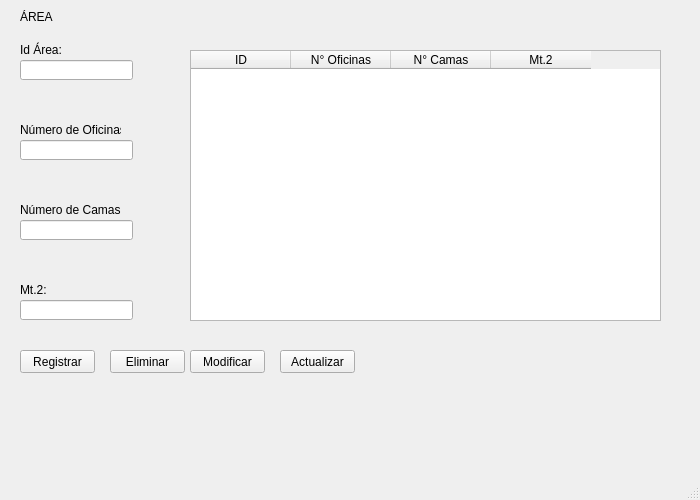
Before: the Qt Designer form UI/ventanaArea.ui in KevinValdezVargas/special-telegram, drawn with Qt 5.
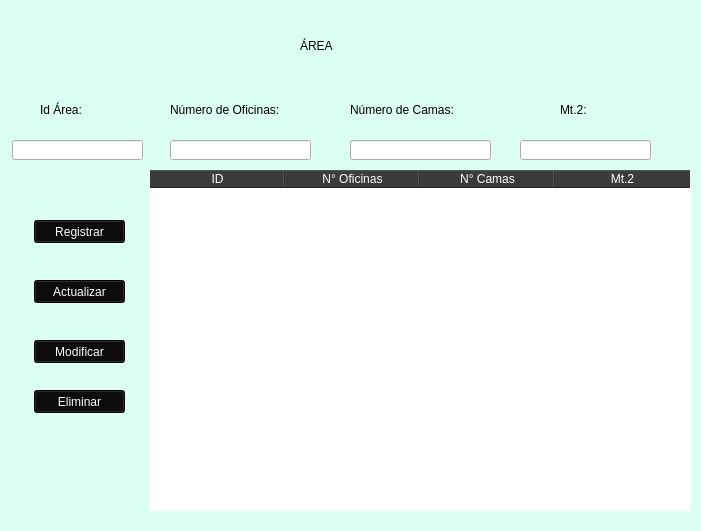
After: the same form once the commit is applied. Icons and pictures are not drawn.

```diff
--- a/UI/ventanaArea.ui
+++ b/UI/ventanaArea.ui
@@ -6,10 +6,34 @@
    <rect>
     <x>0</x>
     <y>0</y>
-    <width>700</width>
-    <height>500</height>
+    <width>701</width>
+    <height>531</height>
    </rect>
   </property>
+  <property name="minimumSize">
+   <size>
+    <width>701</width>
+    <height>531</height>
+   </size>
+  </property>
+  <property name="maximumSize">
+   <size>
+    <width>701</width>
+    <height>531</height>
+   </size>
+  </property>
+  <property name="sizeIncrement">
+   <size>
+    <width>701</width>
+    <height>531</height>
+   </size>
+  </property>
+  <property name="baseSize">
+   <size>
+    <width>701</width>
+    <height>531</height>
+   </size>
+  </property>
   <property name="windowTitle">
    <string>MainWindow</string>
   </property>
@@ -17,12 +41,15 @@
    <widget class="QLabel" name="label_2">
     <property name="geometry">
      <rect>
-      <x>20</x>
-      <y>120</y>
-      <width>101</width>
+      <x>170</x>
+      <y>100</y>
+      <width>151</width>
       <height>20</height>
      </rect>
     </property>
+    <property name="styleSheet">
+     <string notr="true">font: 75 12pt &quot;MS Shell Dlg 2&quot;;</string>
+    </property>
     <property name="text">
      <string>Número de Oficinas:</string>
     </property>
@@ -30,12 +57,15 @@
    <widget class="QLabel" name="label_3">
     <property name="geometry">
      <rect>
-      <x>20</x>
-      <y>200</y>
-      <width>101</width>
+      <x>350</x>
+      <y>100</y>
+      <width>141</width>
       <height>20</height>
      </rect>
     </property>
+    <property name="styleSheet">
+     <string notr="true">font: 75 12pt &quot;MS Shell Dlg 2&quot;;</string>
+    </property>
     <property name="text">
      <string>Número de Camas:</string>
     </property>
@@ -43,12 +73,15 @@
    <widget class="QLabel" name="label_4">
     <property name="geometry">
      <rect>
-      <x>20</x>
-      <y>280</y>
-      <width>101</width>
+      <x>560</x>
+      <y>100</y>
+      <width>51</width>
       <height>20</height>
      </rect>
     </property>
+    <property name="styleSheet">
+     <string notr="true">font: 75 12pt &quot;MS Shell Dlg 2&quot;;</string>
+    </property>
     <property name="text">
      <string>Mt.2:</string>
     </property>
@@ -56,12 +89,15 @@
    <widget class="QLabel" name="label_5">
     <property name="geometry">
      <rect>
-      <x>20</x>
-      <y>40</y>
-      <width>101</width>
+      <x>40</x>
+      <y>100</y>
+      <width>71</width>
       <height>20</height>
      </rect>
     </property>
+    <property name="styleSheet">
+     <string notr="true">font: 75 12pt &quot;MS Shell Dlg 2&quot;;</string>
+    </property>
     <property name="text">
      <string>Id Área:</string>
     </property>
@@ -69,9 +105,9 @@
    <widget class="QLineEdit" name="txtId">
     <property name="geometry">
      <rect>
-      <x>20</x>
-      <y>60</y>
-      <width>113</width>
+      <x>12</x>
+      <y>140</y>
+      <width>131</width>
       <height>20</height>
      </rect>
     </property>
@@ -79,9 +115,9 @@
    <widget class="QLineEdit" name="txtNumeroOficinas">
     <property name="geometry">
      <rect>
-      <x>20</x>
+      <x>170</x>
       <y>140</y>
-      <width>113</width>
+      <width>141</width>
       <height>20</height>
      </rect>
     </property>
@@ -89,9 +125,9 @@
    <widget class="QLineEdit" name="txtNumeroCamas">
     <property name="geometry">
      <rect>
-      <x>20</x>
-      <y>220</y>
-      <width>113</width>
+      <x>350</x>
+      <y>140</y>
+      <width>141</width>
       <height>20</height>
      </rect>
     </property>
@@ -99,9 +135,9 @@
    <widget class="QLineEdit" name="txtMt2">
     <property name="geometry">
      <rect>
-      <x>20</x>
-      <y>300</y>
-      <width>113</width>
+      <x>520</x>
+      <y>140</y>
+      <width>131</width>
       <height>20</height>
      </rect>
     </property>
@@ -109,12 +145,27 @@
    <widget class="QTableWidget" name="tblAreas">
     <property name="geometry">
      <rect>
-      <x>190</x>
-      <y>50</y>
-      <width>471</width>
-      <height>271</height>
+      <x>150</x>
+      <y>170</y>
+      <width>541</width>
+      <height>341</height>
      </rect>
     </property>
+    <property name="styleSheet">
+     <string notr="true">QTableWidget{
+
+color: white;
+border:none;
+	font: 11pt &quot;MS Shell Dlg 2&quot;;
+}
+QHeaderView::section{
+background-color: #303030;
+color: white;
+}</string>
+    </property>
+    <attribute name="horizontalHeaderDefaultSectionSize">
+     <number>135</number>
+    </attribute>
     <column>
      <property name="text">
       <string>ID</string>
@@ -139,12 +190,17 @@
    <widget class="QPushButton" name="btnRegistrar">
     <property name="geometry">
      <rect>
-      <x>20</x>
-      <y>350</y>
-      <width>75</width>
+      <x>34</x>
+      <y>220</y>
+      <width>91</width>
       <height>23</height>
      </rect>
     </property>
+    <property name="styleSheet">
+     <string notr="true">font: 75 12pt &quot;MS Shell Dlg 2&quot;;
+background-color: rgb(9, 9, 9);
+color: rgb(253, 253, 253);</string>
+    </property>
     <property name="text">
      <string>Registrar</string>
     </property>
@@ -152,12 +208,17 @@
    <widget class="QPushButton" name="btnEliminar">
     <property name="geometry">
      <rect>
-      <x>110</x>
-      <y>350</y>
-      <width>75</width>
+      <x>34</x>
+      <y>390</y>
+      <width>91</width>
       <height>23</height>
      </rect>
     </property>
+    <property name="styleSheet">
+     <string notr="true">font: 75 12pt &quot;MS Shell Dlg 2&quot;;
+background-color: rgb(9, 9, 9);
+color: rgb(253, 253, 253);</string>
+    </property>
     <property name="text">
      <string>Eliminar</string>
     </property>
@@ -165,12 +226,17 @@
    <widget class="QPushButton" name="btnModificar">
     <property name="geometry">
      <rect>
-      <x>190</x>
-      <y>350</y>
-      <width>75</width>
+      <x>34</x>
+      <y>340</y>
+      <width>91</width>
       <height>23</height>
      </rect>
     </property>
+    <property name="styleSheet">
+     <string notr="true">font: 75 12pt &quot;MS Shell Dlg 2&quot;;
+background-color: rgb(9, 9, 9);
+color: rgb(253, 253, 253);</string>
+    </property>
     <property name="text">
      <string>Modificar</string>
     </property>
@@ -178,12 +244,17 @@
    <widget class="QPushButton" name="btnActualizar">
     <property name="geometry">
      <rect>
-      <x>280</x>
-      <y>350</y>
-      <width>75</width>
+      <x>34</x>
+      <y>280</y>
+      <width>91</width>
       <height>23</height>
      </rect>
     </property>
+    <property name="styleSheet">
+     <string notr="true">font: 75 12pt &quot;MS Shell Dlg 2&quot;;
+background-color: rgb(9, 9, 9);
+color: rgb(253, 253, 253);</string>
+    </property>
     <property name="text">
      <string>Actualizar</string>
     </property>
@@ -191,28 +262,71 @@
    <widget class="QLabel" name="label">
     <property name="geometry">
      <rect>
-      <x>20</x>
-      <y>10</y>
-      <width>47</width>
-      <height>13</height>
+      <x>300</x>
+      <y>20</y>
+      <width>121</width>
+      <height>51</height>
      </rect>
     </property>
+    <property name="styleSheet">
+     <string notr="true">font: 75 28pt &quot;MS Shell Dlg 2&quot;;</string>
+    </property>
     <property name="text">
      <string>ÁREA</string>
     </property>
    </widget>
+   <widget class="QLabel" name="label_6">
+    <property name="geometry">
+     <rect>
+      <x>0</x>
+      <y>0</y>
+      <width>741</width>
+      <height>541</height>
+     </rect>
+    </property>
+    <property name="styleSheet">
+     <string notr="true">background-color: rgb(220, 255, 243);</string>
+    </property>
+    <property name="text">
+     <string/>
+    </property>
+   </widget>
+   <widget class="QLabel" name="label_7">
+    <property name="geometry">
+     <rect>
+      <x>560</x>
+      <y>20</y>
+      <width>121</width>
+      <height>61</height>
+     </rect>
+    </property>
+    <property name="text">
+     <string/>
+    </property>
+    <property name="pixmap">
+     <pixmap>../View/icon/cuidado-de-la-salud.png</pixmap>
+    </property>
+    <property name="scaledContents">
+     <bool>true</bool>
+    </property>
+   </widget>
+   <zorder>label_6</zorder>
+   <zorder>label_2</zorder>
+   <zorder>label_3</zorder>
+   <zorder>label_4</zorder>
+   <zorder>label_5</zorder>
+   <zorder>txtId</zorder>
+   <zorder>txtNumeroOficinas</zorder>
+   <zorder>txtNumeroCamas</zorder>
+   <zorder>txtMt2</zorder>
+   <zorder>tblAreas</zorder>
+   <zorder>btnRegistrar</zorder>
+   <zorder>btnEliminar</zorder>
+   <zorder>btnModificar</zorder>
+   <zorder>btnActualizar</zorder>
+   <zorder>label</zorder>
+   <zorder>label_7</zorder>
   </widget>
-  <widget class="QMenuBar" name="menubar">
-   <property name="geometry">
-    <rect>
-     <x>0</x>
-     <y>0</y>
-     <width>700</width>
-     <height>21</height>
-    </rect>
-   </property>
-  </widget>
-  <widget class="QStatusBar" name="statusbar"/>
  </widget>
  <resources/>
  <connections/>
```
